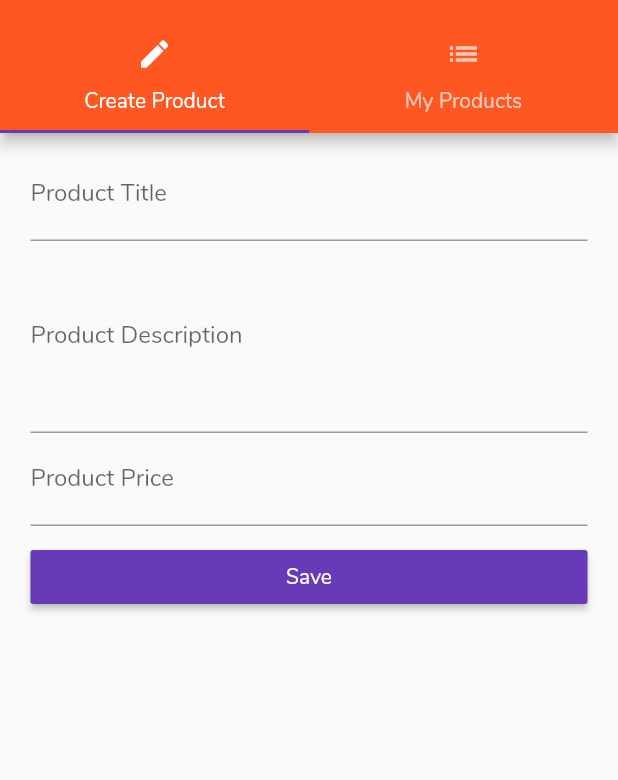
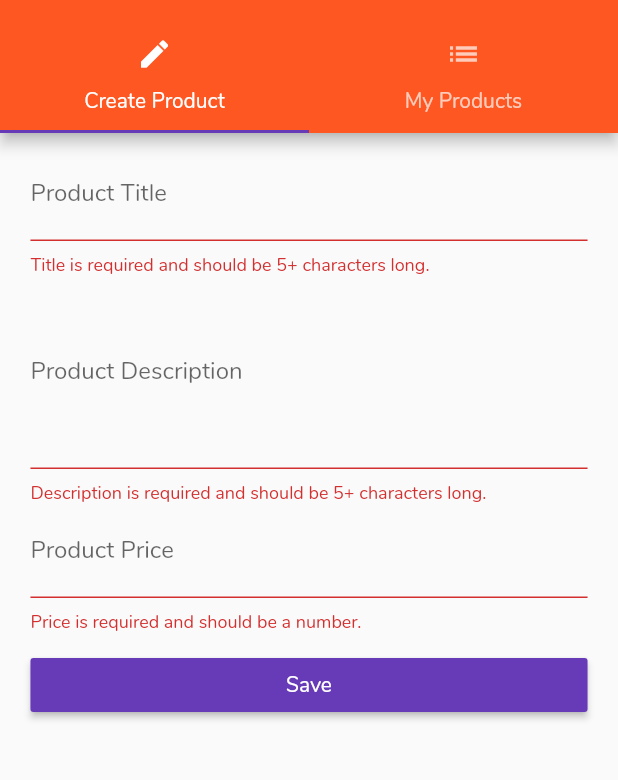
Before and after one commit to ardiibas/flutter_course, a Flutter app: the ProductsAdminPage screen opened by its route, after a tap on "Save", on a phone screen of 412 x 824 dp, the part 62-842 px from its top. Run offline on Flutter 3.47's test engine with Material 2 defaults, Android fonts, the phone set to English and light mode, and no system bars.

Commit message:
add validation at title, desc, price

```diff
--- a/lib/pages/product_create.dart
+++ b/lib/pages/product_create.dart
@@ -20,6 +20,11 @@ class _ProductCreatePageState extends State<ProductCreatePage> {
   Widget _buildTitleTextField() {
     return TextFormField(
       decoration: InputDecoration(labelText: 'Product Title'),
+      validator: (String value) {
+        if (value.isEmpty || value.length < 5) {
+          return "Title is required and should be 5+ characters long.";
+        }
+      },
       onSaved: (String value) {
         setState(() {
           _titleValue = value;
@@ -32,6 +37,11 @@ class _ProductCreatePageState extends State<ProductCreatePage> {
     return TextFormField(
       maxLines: 4,
       decoration: InputDecoration(labelText: 'Product Description'),
+      validator: (String value) {
+        if (value.isEmpty || value.length < 10) {
+          return "Description is required and should be 5+ characters long.";
+        }
+      },
       onSaved: (String value) {
         setState(() {
           _descriptionValue = value;
@@ -44,6 +54,11 @@ class _ProductCreatePageState extends State<ProductCreatePage> {
     return TextFormField(
       keyboardType: TextInputType.number,
       decoration: InputDecoration(labelText: 'Product Price'),
+      validator: (String value) {
+        if (value.isEmpty || !RegExp(r'^(?:[1-9]\d*|0)?(?:\.\d+)?$').hasMatch(value)) {
+          return "Price is required and should be a number.";
+        }
+      },
       onSaved: (String value) {
         setState(() {
           _priceValue = double.parse(value);
@@ -53,6 +68,9 @@ class _ProductCreatePageState extends State<ProductCreatePage> {
   }
 
   void _submitForm() {
+    if (!_formKey.currentState.validate()) {
+      return;
+    }
     _formKey.currentState.save();
     final Map<String, dynamic> product = {
       'title': _titleValue,
```
